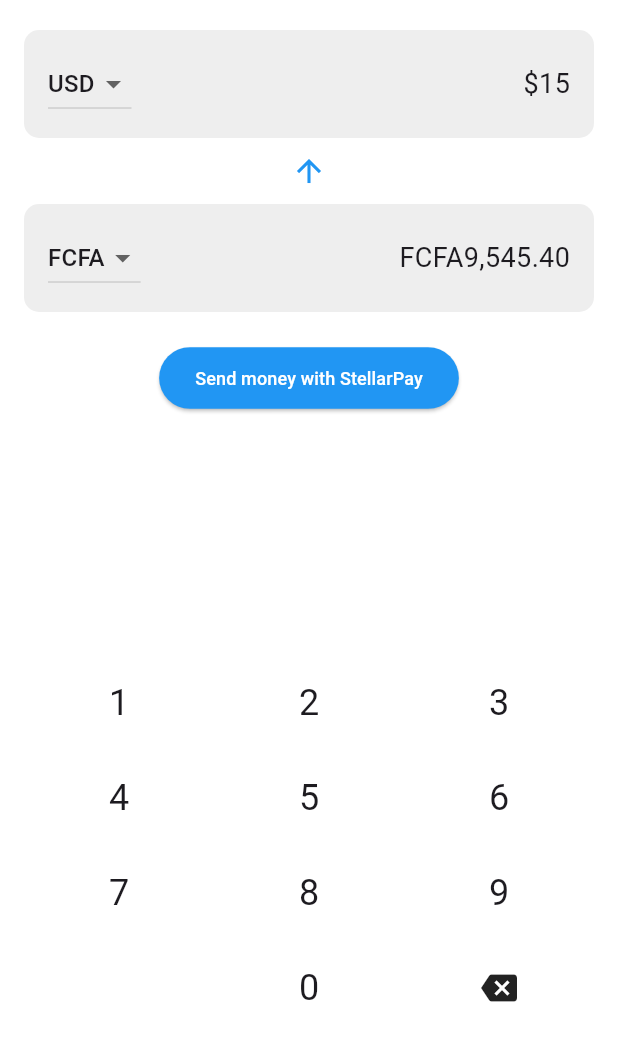
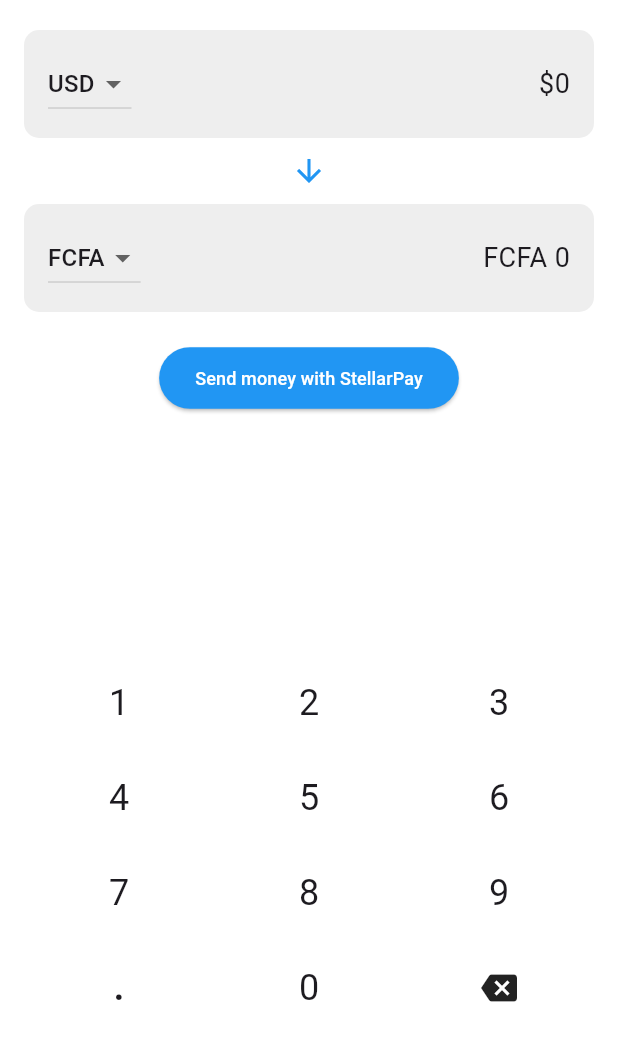
Before and after one commit to dpang117/Stellar-Converter, a Flutter app: the CurrencyConverterScreen screen opened directly, on a phone screen of 412 x 824 dp, the part 177-1236 px from its top. Run offline on Flutter 3.47's test engine with Material 3 defaults, Android fonts, the phone set to English and light mode, and no system bars; network calls fail.

Commit message:
integrated converter and improved backend

```diff
--- a/lib/main.dart
+++ b/lib/main.dart
@@ -52,7 +52,7 @@
               fontSize: 12, fontWeight: FontWeight.w500), // Button text
         ),
       ),
-      home: CurrencyConverterScreen(),
+      home: CurrencyListScreen(),
     );
   }
 }
--- a/lib/screens/converter.dart
+++ b/lib/screens/converter.dart
@@ -1,6 +1,36 @@
 import 'package:flutter/material.dart';
 
-class CurrencyConverterScreen extends StatelessWidget {
+class CurrencyConverterScreen extends StatefulWidget {
+  @override
+  _CurrencyConverterScreenState createState() =>
+      _CurrencyConverterScreenState();
+}
+
+class _CurrencyConverterScreenState extends State<CurrencyConverterScreen> {
+  String selectedCurrencyFrom = 'USD';
+  String selectedCurrencyTo = 'FCFA';
+  String inputAmount = ''; // Stores user input
+
+  // List of available currencies
+  final List<String> fiatCurrencies = ['USD', 'EUR', 'GBP'];
+  final List<String> cryptoCurrencies = ['FCFA', 'NGN', 'KES'];
+
+  void onNumberPressed(String number) {
+    setState(() {
+      // Prevent multiple decimals
+      if (number == '.' && inputAmount.contains('.')) return;
+      inputAmount += number;
+    });
+  }
+
+  void onBackspacePressed() {
+    setState(() {
+      if (inputAmount.isNotEmpty) {
+        inputAmount = inputAmount.substring(0, inputAmount.length - 1);
+      }
+    });
+  }
+
   @override
   Widget build(BuildContext context) {
     return Scaffold(
@@ -24,6 +54,7 @@
               ),
             ),
             SizedBox(height: 20),
+
             // First currency row
             Container(
               decoration: BoxDecoration(
@@ -35,32 +66,40 @@
                 mainAxisAlignment: MainAxisAlignment.spaceBetween,
                 children: [
                   DropdownButton<String>(
-                    value: 'USD',
-                    items: <String>['USD', 'EUR', 'GBP']
+                    value: selectedCurrencyFrom,
+                    items: fiatCurrencies
                         .map<DropdownMenuItem<String>>((String value) {
                       return DropdownMenuItem<String>(
                         value: value,
                         child: Text(value),
                       );
                     }).toList(),
-                    onChanged: (_) {},
+                    onChanged: (newValue) {
+                      setState(() {
+                        selectedCurrencyFrom = newValue!;
+                      });
+                    },
                   ),
                   Text(
-                    '\$15',
+                    '\$${inputAmount.isEmpty ? "0" : inputAmount}', // Display user input
                     style: TextStyle(fontSize: 18),
                   ),
                 ],
               ),
             ),
+
             SizedBox(height: 10),
-            // Arrow icon
+
+            // Arrow icon (now pointing down)
             Center(
               child: Icon(
-                Icons.arrow_upward,
+                Icons.arrow_downward, // ✅ Now points down
                 color: Colors.blue,
               ),
             ),
+
             SizedBox(height: 10),
+
             // Second currency row
             Container(
               decoration: BoxDecoration(
@@ -72,28 +111,41 @@
                 mainAxisAlignment: MainAxisAlignment.spaceBetween,
                 children: [
                   DropdownButton<String>(
-                    value: 'FCFA',
-                    items: <String>['FCFA', 'NGN', 'KES']
+                    value: selectedCurrencyTo,
+                    items: cryptoCurrencies
                         .map<DropdownMenuItem<String>>((String value) {
                       return DropdownMenuItem<String>(
                         value: value,
                         child: Text(value),
                       );
                     }).toList(),
-                    onChanged: (_) {},
+                    onChanged: (newValue) {
+                      setState(() {
+                        selectedCurrencyTo = newValue!;
+                      });
+                    },
                   ),
                   Text(
-                    'FCFA9,545.40',
+                    selectedCurrencyTo +
+                        " " +
+                        (inputAmount.isEmpty
+                            ? "0"
+                            : inputAmount), // Placeholder for converted value
                     style: TextStyle(fontSize: 18),
                   ),
                 ],
               ),
             ),
+
             SizedBox(height: 20),
+
             // Button
             Center(
               child: ElevatedButton(
-                onPressed: () {},
+                onPressed: () {
+                  print(
+                      "Convert $inputAmount $selectedCurrencyFrom to $selectedCurrencyTo");
+                },
                 style: ElevatedButton.styleFrom(
                   backgroundColor: Colors.blue,
                   padding: EdgeInsets.symmetric(horizontal: 24, vertical: 12),
@@ -107,10 +159,14 @@
                 ),
               ),
             ),
+
             Spacer(),
-            // Number pad
+
+            // Number Pad (Now Includes Decimal Button)
             GridView.builder(
               shrinkWrap: true,
+              physics:
+                  NeverScrollableScrollPhysics(), // Prevents scrolling inside GridView
               itemCount: 12,
               gridDelegate: SliverGridDelegateWithFixedCrossAxisCount(
                 crossAxisCount: 3,
@@ -118,14 +174,30 @@
               ),
               itemBuilder: (context, index) {
                 if (index == 9) {
-                  return Container();
+                  return GestureDetector(
+                    onTap: () => onNumberPressed('.'),
+                    child: Center(
+                      child: Text(
+                        '.',
+                        style: TextStyle(
+                            fontSize: 24, fontWeight: FontWeight.bold),
+                      ),
+                    ),
+                  );
                 } else if (index == 11) {
-                  return Icon(Icons.backspace);
+                  return GestureDetector(
+                    onTap: onBackspacePressed,
+                    child: Icon(Icons.backspace),
+                  );
                 } else {
-                  return Center(
-                    child: Text(
-                      index == 10 ? '0' : '${index + 1}',
-                      style: TextStyle(fontSize: 24),
+                  String number = index == 10 ? '0' : '${index + 1}';
+                  return GestureDetector(
+                    onTap: () => onNumberPressed(number),
+                    child: Center(
+                      child: Text(
+                        number,
+                        style: TextStyle(fontSize: 24),
+                      ),
                     ),
                   );
                 }
```
Also changed, not shown: lib/screens/currency_list.dart (+117 -33 lines), 5 other files.
